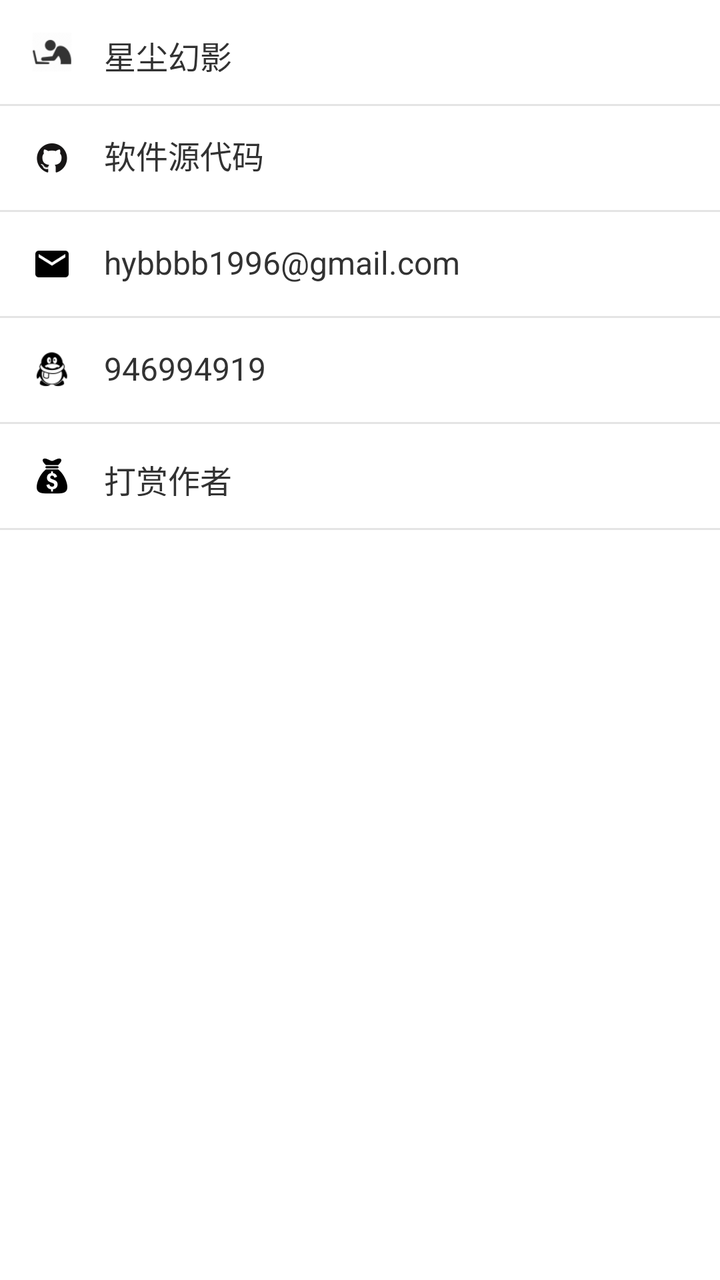
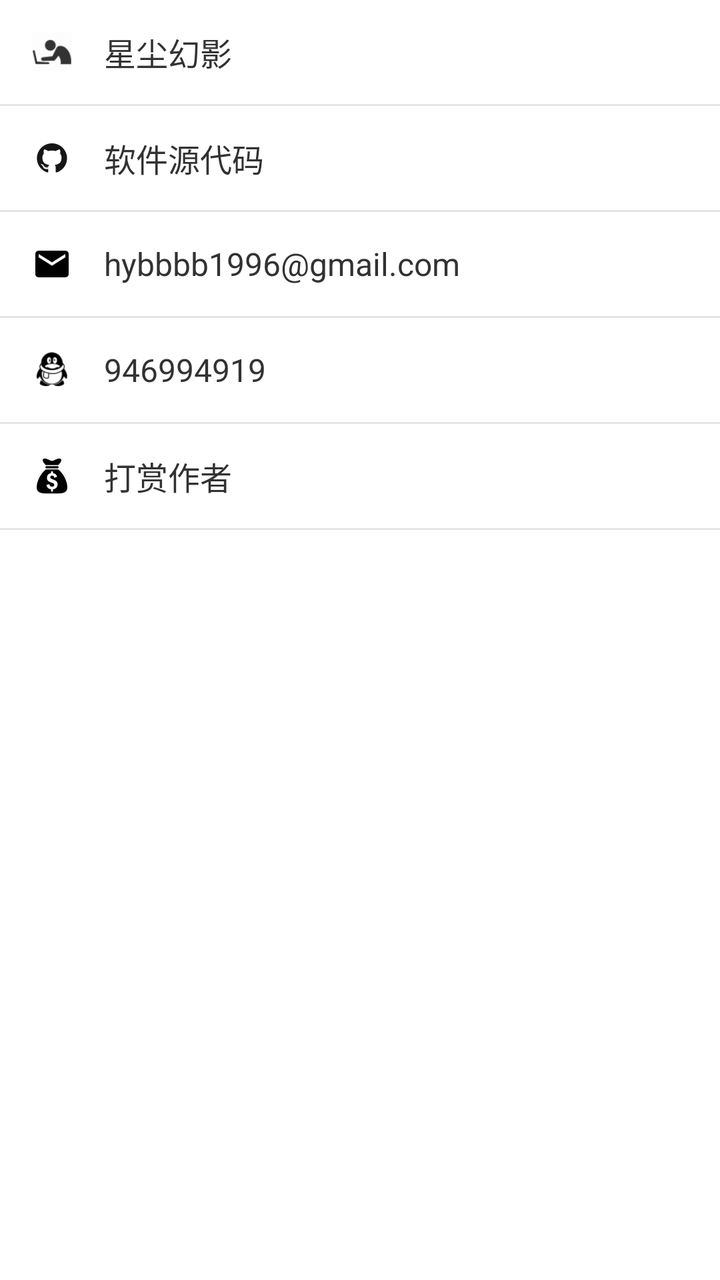

Compare the two renders of this Android layout. The source of the first and the diff that turns it into the second are given below.
<!-- AndroidManifest.xml: application theme AppTheme -->
<!-- res/layout/activity_about_items.xml -->
<?xml version="1.0" encoding="utf-8"?>
<LinearLayout xmlns:android="http://schemas.android.com/apk/res/android"
              android:layout_width="match_parent"
              android:layout_height="wrap_content"
              android:layout_marginTop="12dp"
              android:background="@android:color/white"
              android:orientation="vertical">


    <LinearLayout
        android:id="@+id/developer"
        android:layout_width="match_parent"
        android:layout_height="52dp"
        android:background="?selectableItemBackground"
        android:clickable="true"
        android:gravity="center_vertical"
        android:orientation="horizontal"
        android:padding="16dp">

        <ImageView
            android:layout_width="20dp"
            android:layout_height="20dp"
            android:layout_marginRight="16dp"
            android:src="@drawable/ic_developer_512"/>

        <TextView
            android:layout_width="match_parent"
            android:layout_height="wrap_content"
            android:text="@string/developer"
            android:textColor="@android:color/secondary_text_light"
            android:textSize="16sp"/>
    </LinearLayout>

    <include layout="@layout/divider"/>

    <LinearLayout
        android:id="@+id/github"
        android:layout_width="match_parent"
        android:layout_height="52dp"
        android:clickable="true"
        android:foreground="?selectableItemBackground"
        android:gravity="center_vertical"
        android:orientation="horizontal"
        android:padding="16dp">

        <ImageView
            android:layout_width="20dp"
            android:layout_height="20dp"
            android:layout_marginRight="16dp"
            android:src="@drawable/ic_github_mark"/>

        <TextView
            android:layout_width="match_parent"
            android:layout_height="wrap_content"
            android:text="@string/github"
            android:textColor="@android:color/secondary_text_light"
            android:textIsSelectable="true"
            android:textSize="16sp"/>
    </LinearLayout>

    <include layout="@layout/divider"/>

    <LinearLayout
        android:id="@+id/email"
        android:layout_width="match_parent"
        android:layout_height="52dp"
        android:background="?selectableItemBackground"
        android:clickable="true"
        android:gravity="center_vertical"
        android:orientation="horizontal"
        android:padding="16dp">

        <ImageView
            android:layout_width="20dp"
            android:layout_height="20dp"
            android:layout_marginRight="16dp"
            android:src="@drawable/ic_email_black_48dp"/>

        <TextView
            android:layout_width="match_parent"
            android:layout_height="wrap_content"
            android:text="@string/email"
            android:textColor="@android:color/secondary_text_light"
            android:textIsSelectable="true"
            android:textSize="16sp"/>
    </LinearLayout>

    <include layout="@layout/divider"/>

    <LinearLayout
        android:id="@+id/qq"
        android:layout_width="match_parent"
        android:layout_height="52dp"
        android:background="?selectableItemBackground"
        android:clickable="true"
        android:gravity="center_vertical"
        android:orientation="horizontal"
        android:padding="16dp">

        <ImageView
            android:layout_width="20dp"
            android:layout_height="20dp"
            android:layout_marginRight="16dp"
            android:src="@drawable/ic_qq_black"/>

        <TextView
            android:layout_width="match_parent"
            android:layout_height="wrap_content"
            android:text="@string/qq"
            android:textColor="@android:color/secondary_text_light"
            android:textIsSelectable="true"
            android:textSize="16sp"/>

    </LinearLayout>

    <include layout="@layout/divider"/>

    <LinearLayout
        android:id="@+id/donate"
        android:layout_width="match_parent"
        android:layout_height="52dp"
        android:background="?selectableItemBackground"
        android:clickable="true"
        android:gravity="center_vertical"
        android:orientation="horizontal"
        android:padding="16dp">

        <ImageView
            android:layout_width="20dp"
            android:layout_height="20dp"
            android:layout_marginRight="16dp"
            android:src="@drawable/ic_money_black"/>

        <TextView
            android:layout_width="match_parent"
            android:layout_height="wrap_content"
            android:text="@string/donate_developer"
            android:textColor="@android:color/secondary_text_light"
            android:textSize="16sp"/>
    </LinearLayout>

    <include layout="@layout/divider"/>
</LinearLayout>
<!-- res/layout/divider.xml (included above) -->
<?xml version="1.0" encoding="utf-8"?>
<View xmlns:android="http://schemas.android.com/apk/res/android"
      android:layout_width="match_parent"
      android:layout_height="1dp"
      android:background="#e4e4e4"
      android:paddingEnd="16dp"
      android:paddingStart="16dp"/>
<!-- resources referenced by this layout -->
<resources>
  <!-- drawable ic_developer_512: png bitmap (drawable, 1794 bytes) -->
  <!-- drawable ic_email_black_48dp: png bitmap (drawable, 425 bytes) -->
  <!-- drawable ic_github_mark: png bitmap (drawable, 2050 bytes) -->
  <!-- drawable ic_money_black: png bitmap (drawable, 1289 bytes) -->
  <!-- drawable ic_qq_black: png bitmap (drawable, 1492 bytes) -->
  <string name="developer">星尘幻影</string>
  <string name="donate_developer">打赏作者</string>
  <string name="email">hybbbb1996@gmail.com</string>
  <string name="github">软件源代码</string>
  <string name="qq">946994919</string>
  <style name="AppTheme" parent="Theme.AppCompat.Light.NoActionBar">
          
          <item name="colorPrimary">@color/colorPrimary</item>
          <item name="colorPrimaryDark">@color/colorPrimaryDark</item>
          <item name="colorAccent">@color/colorAccent</item>
      </style>
  <color name="colorPrimary">#8ea22a</color>
  <color name="colorPrimaryDark">#5e6b1e</color>
  <color name="colorAccent">#8ea22a</color>
</resources>

<!-- the commit's change to res/layout/activity_about_items.xml (unified diff, before → after) -->
@@ -14,13 +14,12 @@
         android:background="?selectableItemBackground"
         android:clickable="true"
         android:gravity="center_vertical"
-        android:orientation="horizontal"
-        android:padding="16dp">
+        android:orientation="horizontal">
 
         <ImageView
             android:layout_width="20dp"
             android:layout_height="20dp"
-            android:layout_marginRight="16dp"
+            android:layout_margin="16dp"
             android:src="@drawable/ic_developer_512"/>
 
         <TextView
@@ -40,13 +39,12 @@
         android:clickable="true"
         android:foreground="?selectableItemBackground"
         android:gravity="center_vertical"
-        android:orientation="horizontal"
-        android:padding="16dp">
+        android:orientation="horizontal">
 
         <ImageView
             android:layout_width="20dp"
             android:layout_height="20dp"
-            android:layout_marginRight="16dp"
+            android:layout_margin="16dp"
             android:src="@drawable/ic_github_mark"/>
 
         <TextView
@@ -67,13 +65,12 @@
         android:background="?selectableItemBackground"
         android:clickable="true"
         android:gravity="center_vertical"
-        android:orientation="horizontal"
-        android:padding="16dp">
+        android:orientation="horizontal">
 
         <ImageView
             android:layout_width="20dp"
             android:layout_height="20dp"
-            android:layout_marginRight="16dp"
+            android:layout_margin="16dp"
             android:src="@drawable/ic_email_black_48dp"/>
 
         <TextView
@@ -94,13 +91,12 @@
         android:background="?selectableItemBackground"
         android:clickable="true"
         android:gravity="center_vertical"
-        android:orientation="horizontal"
-        android:padding="16dp">
+        android:orientation="horizontal">
 
         <ImageView
             android:layout_width="20dp"
             android:layout_height="20dp"
-            android:layout_marginRight="16dp"
+            android:layout_margin="16dp"
             android:src="@drawable/ic_qq_black"/>
 
         <TextView
@@ -122,13 +118,12 @@
         android:background="?selectableItemBackground"
         android:clickable="true"
         android:gravity="center_vertical"
-        android:orientation="horizontal"
-        android:padding="16dp">
+        android:orientation="horizontal">
 
         <ImageView
             android:layout_width="20dp"
             android:layout_height="20dp"
-            android:layout_marginRight="16dp"
+            android:layout_margin="16dp"
             android:src="@drawable/ic_money_black"/>
 
         <TextView
